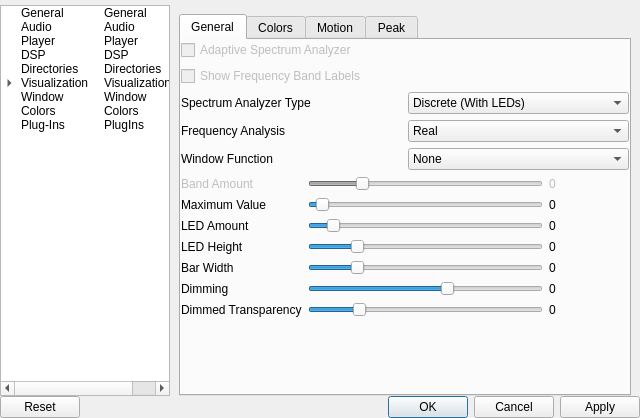
Above: ui/SetupWindow.ui from ModPlugPlayer/ModPlugPlayer before the change. Below: the same form after it.
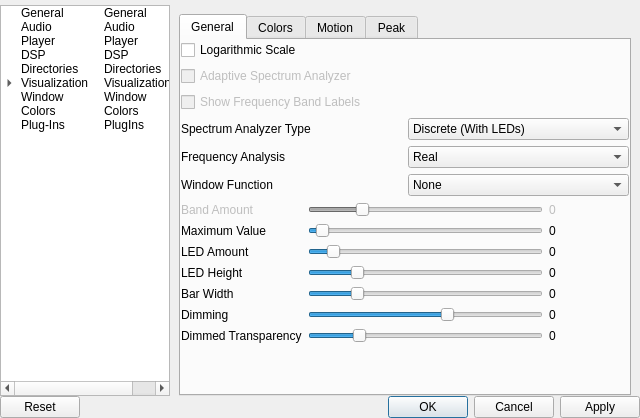
That is the form after the change. The open tabs and pages were chosen to show the change. Icons and pictures are not drawn. Custom widgets are drawn as their Qt base class.

Commit message: Spectrum Analyzer and VU Meter logarithmic scale parameters are added.

```diff
--- a/ui/SetupWindow.ui
+++ b/ui/SetupWindow.ui
@@ -2833,7 +2833,17 @@
                <item row="0" column="0">
                 <layout class="QVBoxLayout" name="verticalLayout_6">
                  <item>
-                  <widget class="QCheckBox" name="checkBox">
+                  <widget class="QCheckBox" name="spectrumAnalyzerLogarithmicScale">
+                   <property name="enabled">
+                    <bool>true</bool>
+                   </property>
+                   <property name="text">
+                    <string>Logarithmic Scale</string>
+                   </property>
+                  </widget>
+                 </item>
+                 <item>
+                  <widget class="QCheckBox" name="checkBox_17">
                    <property name="enabled">
                     <bool>false</bool>
                    </property>
```
Left out of the diff: 229 changed lines with no effect on the pictures. The commit also changes 4 other files.
